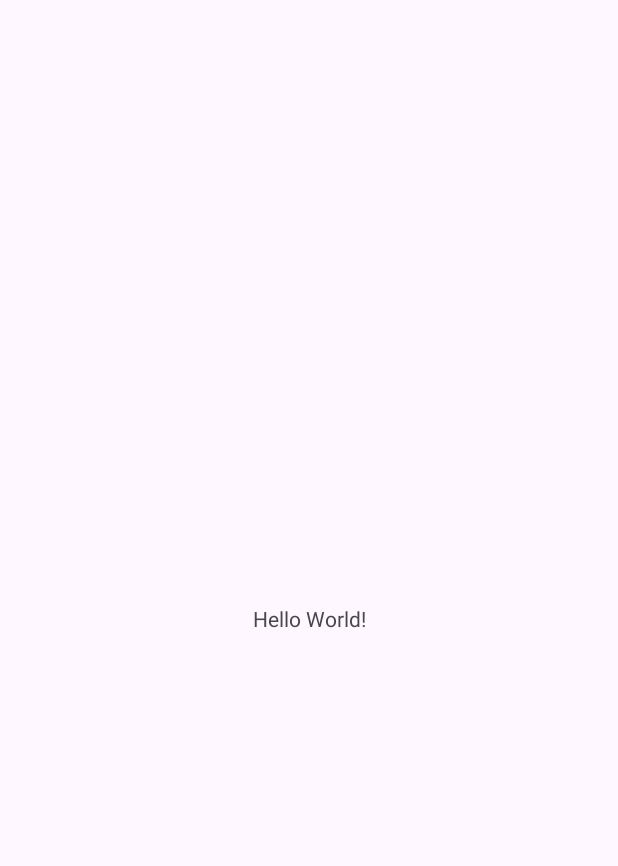
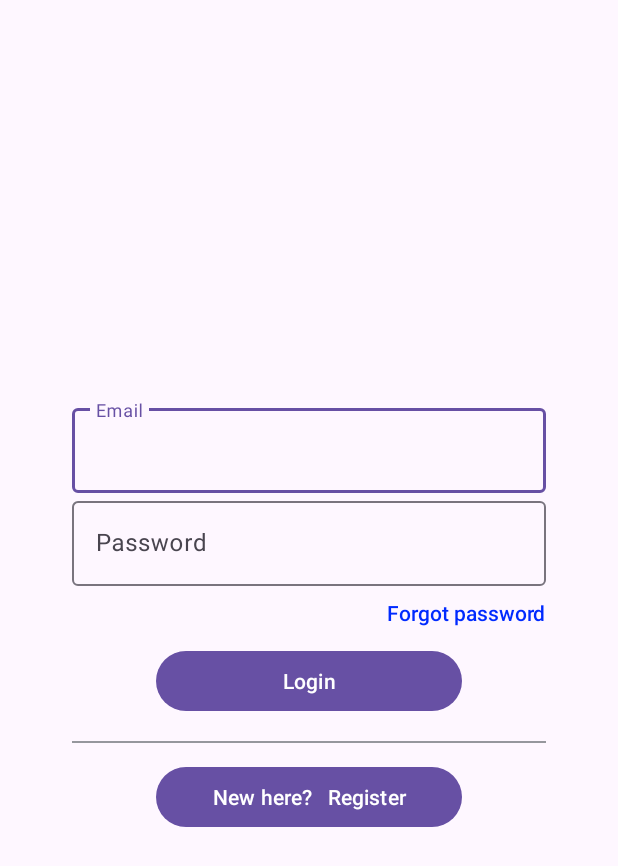
Before and after one commit to aswinthomas/EpicReads_Android, an Android app: the screen it shows after launch (MainActivity before the commit, LoginActivity after it), on a phone screen of 412 x 824 dp. Before the commit the part shown is almost empty. Shown: the top 866 px of the screen. Run offline under Robolectric (Android 15) with nearby library versions, the phone set to English and light mode, and no system bars; our stand-ins replace Firebase (no records; nobody signed in at launch, a user with empty details on screens opened directly).

Commit message:
add login and register layouts

```diff
--- /dev/null
+++ b/app/src/main/java/com/aswindev/epicreads/LoginActivity.kt
@@ -0,0 +1,50 @@
+package com.aswindev.epicreads
+
+import android.content.Intent
+import androidx.appcompat.app.AppCompatActivity
+import android.os.Bundle
+import android.util.Log
+import androidx.appcompat.app.AlertDialog
+import com.aswindev.epicreads.databinding.ActivityLoginBinding
+import com.google.firebase.auth.FirebaseAuth
+
+class LoginActivity : AppCompatActivity() {
+    private lateinit var binding: ActivityLoginBinding
+    private lateinit var auth: FirebaseAuth
+
+    override fun onCreate(savedInstanceState: Bundle?) {
+        super.onCreate(savedInstanceState)
+        binding = ActivityLoginBinding.inflate(layoutInflater)
+        setContentView(binding.root)
+
+        auth = FirebaseAuth.getInstance()
+        binding.buttonLogin.setOnClickListener {
+            loginUser(binding.editTextEmail.text.toString().trim(), binding.editTextPassword.text.toString().trim())
+        }
+        binding.textViewRegister.setOnClickListener {
+            startActivity(Intent(this, RegisterActivity::class.java))
+        }
+    }
+
+    private fun loginUser(email: String, password: String) {
+        auth.signInWithEmailAndPassword(email, password)
+            .addOnCompleteListener(this) { task ->
+                if (task.isSuccessful) {
+                    Log.d("LoginActivity", "User $email successfully logged in")
+                    startActivity(Intent(this, MainActivity::class.java))
+                    finish()
+                } else {
+                    task.exception?.let {
+                        Log.d("LoginActivity", "Login failed for User $email: ${it.message}")
+                        val message = it.localizedMessage?:"An unknown error occurred"
+                        AlertDialog.Builder(this)
+                            .setTitle("Error Logging User")
+                            .setMessage(message)
+                            .setNeutralButton("Ok") { dialog, which -> dialog.dismiss() }
+                            .show()
+                    }
+                }
+            }
+
+    }
+}
--- a/app/src/main/java/com/aswindev/epicreads/MainActivity.kt
+++ b/app/src/main/java/com/aswindev/epicreads/MainActivity.kt
@@ -1,11 +1,30 @@
 package com.aswindev.epicreads
 
+import android.content.Intent
 import androidx.appcompat.app.AppCompatActivity
 import android.os.Bundle
+import android.util.Log
+import com.aswindev.epicreads.databinding.ActivityMainBinding
+import com.google.firebase.auth.FirebaseAuth
 
 class MainActivity : AppCompatActivity() {
+    private lateinit var binding: ActivityMainBinding
+
     override fun onCreate(savedInstanceState: Bundle?) {
         super.onCreate(savedInstanceState)
-        setContentView(R.layout.activity_main)
+        binding = ActivityMainBinding.inflate(layoutInflater)
+        setContentView(binding.root)
+    }
+
+    override fun onResume() {
+        super.onResume()
+        // check if user is signed in
+        // FirebaseAuth.getInstance().signOut()
+        val currUser = FirebaseAuth.getInstance().currentUser
+        Log.d("MainActivity", "Current User: $currUser")
+        if (currUser == null) {
+            startActivity(Intent(this, LoginActivity::class.java))
+            finish()
+        }
     }
 }
--- /dev/null
+++ b/app/src/main/res/layout/activity_login.xml
@@ -0,0 +1,95 @@
+<?xml version="1.0" encoding="utf-8"?>
+<androidx.constraintlayout.widget.ConstraintLayout xmlns:android="http://schemas.android.com/apk/res/android"
+    xmlns:app="http://schemas.android.com/apk/res-auto"
+    xmlns:tools="http://schemas.android.com/tools"
+    android:layout_width="match_parent"
+    android:layout_height="match_parent"
+    android:padding="48dp">
+
+    <androidx.constraintlayout.widget.Guideline
+        android:id="@+id/guideline_top"
+        android:layout_width="wrap_content"
+        android:layout_height="wrap_content"
+        android:orientation="horizontal"
+        app:layout_constraintGuide_percent="0.3" />
+
+    <com.google.android.material.textfield.TextInputLayout
+        android:id="@+id/text_input_layout_email"
+        android:layout_width="0dp"
+        android:layout_height="wrap_content"
+        app:layout_constraintEnd_toEndOf="parent"
+        app:layout_constraintStart_toStartOf="parent"
+        app:layout_constraintTop_toBottomOf="@id/guideline_top">
+
+        <com.google.android.material.textfield.TextInputEditText
+            android:id="@+id/edit_text_email"
+            android:layout_width="match_parent"
+            android:layout_height="wrap_content"
+            android:hint="Email"
+            android:inputType="textEmailAddress"
+            tools:text="abc@example.com" />
+    </com.google.android.material.textfield.TextInputLayout>
+
+    <com.google.android.material.textfield.TextInputLayout
+        android:id="@+id/text_input_layout_password"
+        android:layout_width="0dp"
+        android:layout_height="wrap_content"
+        app:layout_constraintEnd_toEndOf="parent"
+        app:layout_constraintStart_toStartOf="parent"
+        app:layout_constraintTop_toBottomOf="@id/text_input_layout_email">
+
+        <com.google.android.material.textfield.TextInputEditText
+            android:id="@+id/edit_text_password"
+            android:layout_width="match_parent"
+            android:layout_height="wrap_content"
+            android:hint="Password"
+            android:inputType="textPassword"
+            tools:text="123456" />
+    </com.google.android.material.textfield.TextInputLayout>
+
+    <com.google.android.material.textview.MaterialTextView
+        android:id="@+id/text_view_forgot_password"
+        android:layout_width="0dp"
+        android:layout_height="wrap_content"
+        android:layout_marginTop="8dp"
+        android:fontFamily="sans-serif-medium"
+        android:text="Forgot password"
+        android:textColor="@color/blue"
+        app:layout_constraintEnd_toEndOf="@id/text_input_layout_password"
+        app:layout_constraintTop_toBottomOf="@id/text_input_layout_password" />
+
+    <com.google.android.material.button.MaterialButton
+        android:id="@+id/button_login"
+        android:layout_width="0dp"
+        android:layout_height="wrap_content"
+        android:layout_marginHorizontal="56dp"
+        android:layout_marginTop="12dp"
+        android:text="Login"
+        app:layout_constraintEnd_toEndOf="parent"
+        app:layout_constraintStart_toStartOf="parent"
+        app:layout_constraintTop_toBottomOf="@id/text_view_forgot_password" />
+
+    <View
+        android:id="@+id/view_login_signup_divider"
+        android:layout_width="match_parent"
+        android:layout_height="1dp"
+        android:layout_marginTop="16dp"
+        android:layout_marginBottom="16dp"
+        android:background="@color/lightgray"
+        app:layout_constraintEnd_toEndOf="parent"
+        app:layout_constraintStart_toStartOf="parent"
+        app:layout_constraintTop_toBottomOf="@id/button_login" />
+
+    <com.google.android.material.button.MaterialButton
+        android:id="@+id/text_view_register"
+        android:layout_width="0dp"
+        android:layout_height="wrap_content"
+        android:text="New here?   Register"
+        android:layout_marginHorizontal="56dp"
+        android:layout_marginTop="12dp"
+        app:layout_constraintEnd_toEndOf="parent"
+        app:layout_constraintStart_toStartOf="parent"
+        app:layout_constraintTop_toBottomOf="@id/view_login_signup_divider" />
+
+
+</androidx.constraintlayout.widget.ConstraintLayout>
--- a/app/src/main/res/layout/activity_main.xml
+++ b/app/src/main/res/layout/activity_main.xml
@@ -9,7 +9,8 @@
     <TextView
         android:layout_width="wrap_content"
         android:layout_height="wrap_content"
-        android:text="Hello World!"
+        android:text="Welcome to the EpicReads App"
+        android:textSize="24sp"
         app:layout_constraintBottom_toBottomOf="parent"
         app:layout_constraintEnd_toEndOf="parent"
         app:layout_constraintStart_toStartOf="parent"
--- a/app/src/main/res/values/colors.xml
+++ b/app/src/main/res/values/colors.xml
@@ -2,4 +2,6 @@
 <resources>
     <color name="black">#FF000000</color>
     <color name="white">#FFFFFFFF</color>
+    <color name="blue">#002AFF</color>
+    <color name="lightgray">#96979D</color>
 </resources>
--- a/build.gradle.kts
+++ b/build.gradle.kts
@@ -1,5 +1,6 @@
 // Top-level build file where you can add configuration options common to all sub-projects/modules.
 plugins {
-    id("com.android.application") version "8.2.0" apply false
+    id("com.android.application") version "8.2.1" apply false
     id("org.jetbrains.kotlin.android") version "1.9.10" apply false
+    id("com.google.gms.google-services") version "4.4.0" apply false
 }
```
Also changed, not shown: app/build.gradle.kts (+9 -2 lines), app/src/main/AndroidManifest.xml (+7 -1 lines), app/src/main/java/com/aswindev/epicreads/RegisterActivity.kt (added, +48 -0 lines), app/src/main/res/layout/activity_register.xml (added, +61 -0 lines), 1 other file.
